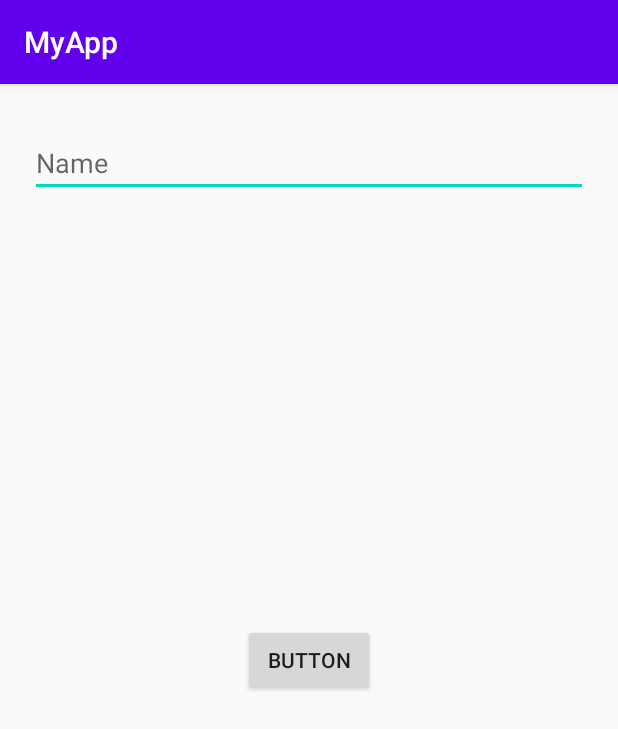
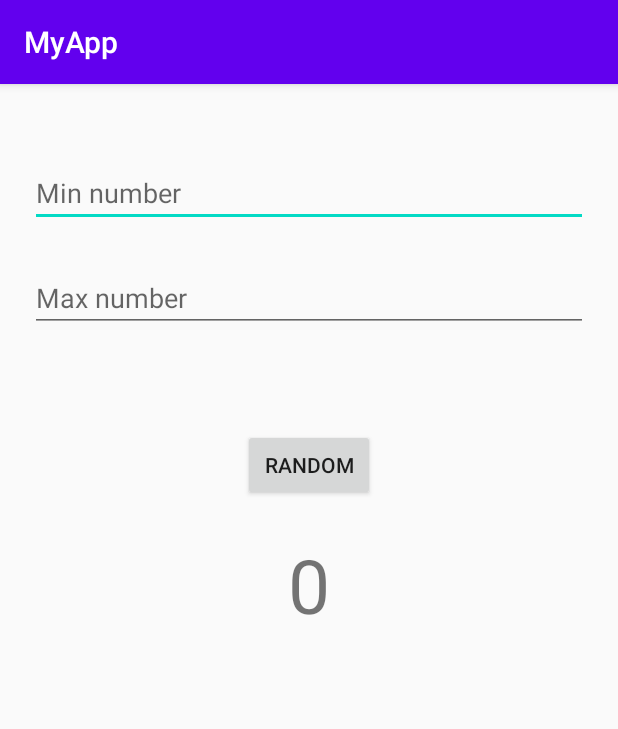
Before and after one commit to hvcong1996/Android, an Android app: the screen it shows after launch (MainActivity), on a phone screen of 412 x 824 dp. Shown: the top 729 px of the screen. Run offline under Robolectric (Android 15) with nearby library versions, the light colour scheme and no system bars.

Commit message:
Code learn Khoa Pham: - Random number tool

```diff
--- a/app/src/main/java/com/example/myapp/MainActivity.java
+++ b/app/src/main/java/com/example/myapp/MainActivity.java
@@ -10,13 +10,18 @@ import android.widget.TextView;
 import android.widget.Toast;
 
 import java.util.ArrayList;
+import java.util.List;
+import java.util.Random;
 
 public class MainActivity extends AppCompatActivity {
 
 //    TextView txtContent;
 //    Button btnChangeText;
-    EditText edtUserName;
-    Button btnGetUserName;
+//    EditText edtUserName;
+//    Button btnGetUserName;
+    EditText edtMinNumber, edtMaxNumber;
+    TextView txtRandomNumber;
+    Button btnExecuteRandom;
 
     @Override
     protected void onCreate(Bundle savedInstanceState) {
@@ -33,15 +38,44 @@ public class MainActivity extends AppCompatActivity {
 //            }
 //        });
 
-        edtUserName = (EditText) findViewById(R.id.editTextTextPersonName);
-        btnGetUserName = (Button) findViewById(R.id.buttonGetPersonName);
+//        edtUserName = (EditText) findViewById(R.id.editTextPersonName);
+//        btnGetUserName = (Button) findViewById(R.id.buttonGetPersonName);
+//
+//        btnGetUserName.setOnClickListener(new View.OnClickListener() {
+//            @Override
+//            public void onClick(View v) {
+//                String content = edtUserName.getText().toString();
+//                Toast.makeText(MainActivity.this, content, Toast.LENGTH_LONG).show();
+//            }
+//        });
 
-        btnGetUserName.setOnClickListener(new View.OnClickListener() {
+        MappingUI();
+
+        btnExecuteRandom.setOnClickListener(new View.OnClickListener() {
             @Override
             public void onClick(View v) {
-                String content = edtUserName.getText().toString();
-                Toast.makeText(MainActivity.this, content, Toast.LENGTH_LONG).show();
+                String stringMinValue = edtMinNumber.getText().toString();
+                String stringMaxValue = edtMaxNumber.getText().toString();
+
+                // If value input is string then trim() value input and check.
+                if(stringMinValue.length() == 0 || stringMaxValue.length() == 0){
+                    Toast.makeText(MainActivity.this, "Please input info", Toast.LENGTH_LONG).show();
+                    return;
+                }
+
+                int intMinValue = Integer.parseInt(stringMinValue);
+                int intMaxValue = Integer.parseInt(stringMaxValue);
+                Random random = new Random();
+                int number = random.nextInt(intMaxValue - intMinValue + 1) + intMinValue;
+                txtRandomNumber.setText(String.valueOf(number));
             }
         });
     }
+
+    public void MappingUI(){
+        edtMinNumber = (EditText) findViewById(R.id.editTextMinNumber);
+        edtMaxNumber = (EditText) findViewById(R.id.editTextMaxNumber);
+        txtRandomNumber = (TextView) findViewById(R.id.textViewNumber);
+        btnExecuteRandom = (Button) findViewById(R.id.buttonRandomNumber);
+    }
 }
--- a/app/src/main/res/layout/activity_main.xml
+++ b/app/src/main/res/layout/activity_main.xml
@@ -198,8 +198,29 @@
 <!--        android:text="Change Text" />-->
 
 
+<!--    <EditText-->
+<!--        android:id="@+id/editTextPersonName"-->
+<!--        android:layout_width="match_parent"-->
+<!--        android:layout_height="wrap_content"-->
+<!--        android:layout_alignParentLeft="true"-->
+<!--        android:layout_alignParentTop="true"-->
+<!--        android:layout_alignParentRight="true"-->
+<!--        android:layout_marginLeft="20dp"-->
+<!--        android:layout_marginRight="20dp"-->
+<!--        android:layout_marginTop="30dp"-->
+<!--        android:ems="10"-->
+<!--        android:hint="Name"-->
+<!--        android:inputType="textPersonName" />-->
+
+<!--    <Button-->
+<!--        android:id="@+id/buttonGetPersonName"-->
+<!--        android:layout_width="wrap_content"-->
+<!--        android:layout_height="wrap_content"-->
+<!--        android:layout_centerInParent="true"-->
+<!--        android:text="Button" />-->
+
             <EditText
-        android:id="@+id/editTextTextPersonName"
+                android:id="@+id/editTextMinNumber"
                 android:layout_width="match_parent"
                 android:layout_height="wrap_content"
                 android:layout_alignParentLeft="true"
@@ -207,15 +228,41 @@
                 android:layout_alignParentRight="true"
                 android:layout_marginLeft="20dp"
                 android:layout_marginRight="20dp"
-        android:layout_marginTop="30dp"
+                android:layout_marginTop="50dp"
                 android:ems="10"
-        android:hint="Name"
-        android:inputType="textPersonName" />
+                android:hint="Min number"
+                android:inputType="number" />
+
+        <EditText
+            android:id="@+id/editTextMaxNumber"
+            android:layout_width="match_parent"
+            android:layout_height="wrap_content"
+            android:layout_alignParentLeft="true"
+            android:layout_alignParentTop="true"
+            android:layout_alignParentRight="true"
+            android:layout_marginLeft="20dp"
+            android:layout_marginRight="20dp"
+            android:layout_marginTop="120dp"
+            android:ems="10"
+            android:hint="Max number"
+            android:inputType="number" />
+
+        <TextView
+            android:id="@+id/textViewNumber"
+            android:layout_width="wrap_content"
+            android:layout_height="wrap_content"
+            android:layout_alignParentTop="true"
+            android:layout_marginTop="300dp"
+            android:layout_centerHorizontal="true"
+            android:text="0"
+            android:textSize="50sp" />
 
         <Button
-        android:id="@+id/buttonGetPersonName"
+            android:id="@+id/buttonRandomNumber"
             android:layout_width="wrap_content"
             android:layout_height="wrap_content"
-        android:layout_centerInParent="true"
-        android:text="Button" />
+            android:layout_alignParentTop="true"
+            android:layout_marginTop="230dp"
+            android:layout_centerHorizontal="true"
+            android:text="Random" />
 </RelativeLayout>
```
Lines whose indentation alone changed are shown as unchanged.
